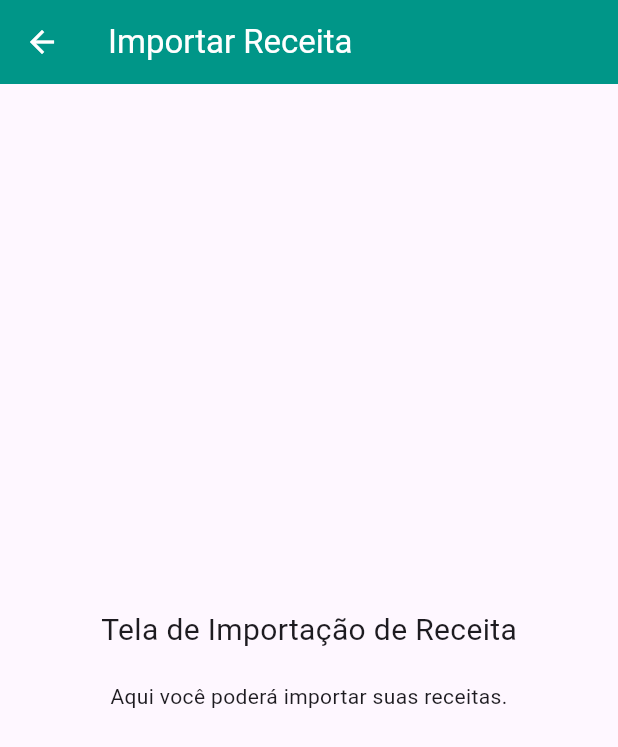
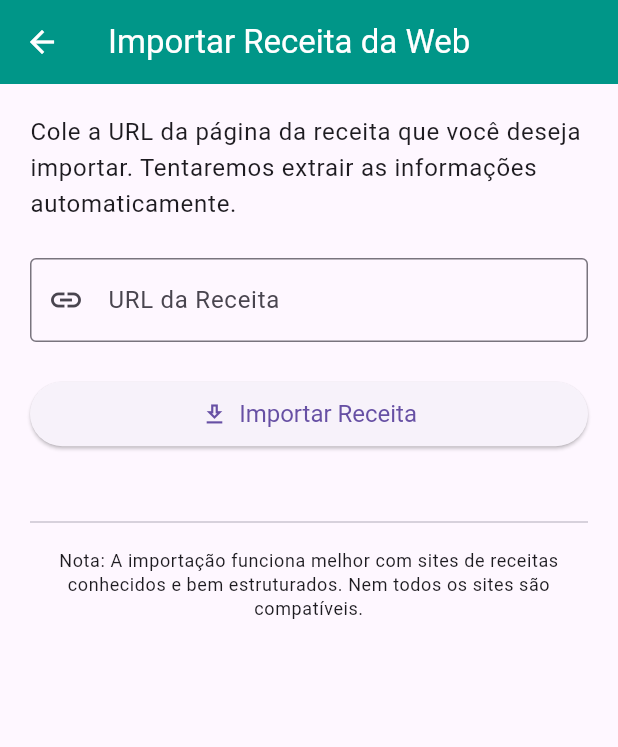
Before and after one commit to luisfelipealves/recipe_bot, a Flutter app: the ImportRecipeScreen screen opened directly, on a phone screen of 412 x 824 dp. Shown: the top 747 px of the screen. Run offline on Flutter 3.47's test engine with Material 3 defaults, Android fonts, the phone set to English and light mode, and no system bars; our stand-ins replace firebase_auth, firebase_core, google_sign_in; accounts and stored records are empty; network calls fail.

Commit message:
feat: Implement basic structure for recipe import screen
This commit introduces the initial UI and placeholder logic for the "Import Recipe from Web" screen.

Key changes:
- Created a `StatefulWidget` (`ImportRecipeScreen`) to manage form state and loading indicators.
- Added a `TextFormField` for users to input the recipe URL.
- Implemented basic URL validation.
- Included an "Import Recipe" button that triggers a simulated import process.
- Displays loading, success, and error messages to the user.
- Added placeholder logic for recipe import (simulated with `Future.delayed`).
- Provided instructional text and notes for the user.

```diff
--- a/lib/screens/import_recipe_screen.dart
+++ b/lib/screens/import_recipe_screen.dart
@@ -1,32 +1,154 @@
 // lib/screens/import_recipe_screen.dart
 import 'package:flutter/material.dart';
 
-class ImportRecipeScreen extends StatelessWidget {
+// Futuramente, você importará seu serviço de importação aqui
+// import '../services/recipe_importer_service.dart';
+
+class ImportRecipeScreen extends StatefulWidget {
   const ImportRecipeScreen({super.key});
 
-  static const routeName = '/import-recipe'; // Para navegação nomeada (opcional)
+  @override
+  State<ImportRecipeScreen> createState() => _ImportRecipeScreenState();
+}
+
+class _ImportRecipeScreenState extends State<ImportRecipeScreen> {
+  final _formKey = GlobalKey<FormState>();
+  final _urlController = TextEditingController();
+  bool _isLoading = false;
+  String? _errorMessage;
+  String? _successMessage;
+
+  @override
+  void dispose() {
+    _urlController.dispose();
+    super.dispose();
+  }
+
+  Future<void> _importRecipe() async {
+    if (_formKey.currentState!.validate()) {
+      setState(() {
+        _isLoading = true;
+        _errorMessage = null;
+        _successMessage = null;
+      });
+
+      final url = _urlController.text.trim();
+
+      // --- LÓGICA DE IMPORTAÇÃO (PLACEHOLDER) ---
+      try {
+        print('Tentando importar da URL: $url');
+        // Exemplo: final recipe = await RecipeImporterService().importFromUrl(url);
+        await Future.delayed(
+            const Duration(seconds: 3)); // Simula chamada de rede
+
+        if (url.contains("exemplo.com/receita-valida")) {
+          setState(() {
+            _successMessage = 'Receita "${url.substring(
+                url.lastIndexOf('/') + 1)}" importada com sucesso! (Simulado)';
+            _urlController.clear();
+          });
+        } else if (url.contains("falha")) {
+          throw Exception(
+              'Não foi possível encontrar uma receita válida nesta URL. (Simulado)');
+        } else {
+          throw Exception(
+              'Formato de URL não suportado ou receita não encontrada. (Simulado)');
+        }
+      } catch (e) {
+        setState(() {
+          _errorMessage = 'Erro ao importar: ${e.toString()}';
+        });
+      } finally {
+        setState(() {
+          _isLoading = false;
+        });
+      }
+      // --- FIM DA LÓGICA DE IMPORTAÇÃO (PLACEHOLDER) ---
+    }
+  }
 
   @override
   Widget build(BuildContext context) {
     return Scaffold(
       appBar: AppBar(
-        title: const Text('Importar Receita'),
+        title: const Text('Importar Receita da Web'),
       ),
-      body: const Center(
+      body: SingleChildScrollView(
+        padding: const EdgeInsets.all(20.0),
+        child: Form(
+          key: _formKey,
           child: Column(
-          mainAxisAlignment: MainAxisAlignment.center,
+            crossAxisAlignment: CrossAxisAlignment.stretch,
             children: <Widget>[
               Text(
-              'Tela de Importação de Receita',
-              style: TextStyle(fontSize: 20), // Exemplo de estilo
+                'Cole a URL da página da receita que você deseja importar. Tentaremos extrair as informações automaticamente.',
+                style: Theme.of(context).textTheme.bodyLarge,
               ),
-            SizedBox(height: 20),
-            Text(
-              'Aqui você poderá importar suas receitas.',
+              const SizedBox(height: 24.0),
+              TextFormField(
+                controller: _urlController,
+                decoration: const InputDecoration(
+                  labelText: 'URL da Receita',
+                  hintText: 'https://www.sitecomreceitas.com/minha-receita',
+                  border: OutlineInputBorder(),
+                  prefixIcon: Icon(Icons.link),
+                ),
+                keyboardType: TextInputType.url,
+                validator: (value) { // CORREÇÃO APLICADA AQUI
+                  if (value == null || value.trim().isEmpty) {
+                    return 'Por favor, insira uma URL.';
+                  }
+                  final uri = Uri.tryParse(value.trim());
+                  // Garante que a URI não é nula, tem um esquema (http, https) e um caminho.
+                  if (uri == null || !uri.isAbsolute || !uri.hasAbsolutePath) {
+                    return 'Por favor, insira uma URL válida (ex: https://...).';
+                  }
+                  return null;
+                },
+              ),
+              const SizedBox(height: 24.0),
+              if (_isLoading)
+                const Center(child: CircularProgressIndicator())
+              else
+                ElevatedButton.icon(
+                  icon: const Icon(Icons.download_outlined),
+                  label: const Text('Importar Receita'),
+                  style: ElevatedButton.styleFrom(
+                    padding: const EdgeInsets.symmetric(vertical: 12.0),
+                    textStyle: const TextStyle(fontSize: 16.0),
+                  ),
+                  onPressed: _isLoading ? null : _importRecipe,
+                ),
+              const SizedBox(height: 20.0),
+              if (_errorMessage != null)
+                Padding(
+                  padding: const EdgeInsets.only(bottom: 10.0),
+                  child: Text(
+                    _errorMessage!,
+                    style: TextStyle(color: Theme.of(context).colorScheme.error, fontWeight: FontWeight.bold),
                     textAlign: TextAlign.center,
                   ),
-            // TODO: Implementar os campos e a lógica para importar receitas
+                ),
+              if (_successMessage != null)
+                Padding(
+                  padding: const EdgeInsets.only(bottom: 10.0),
+                  child: Text(
+                    _successMessage!,
+                    style: TextStyle(
+                        color: Colors.green[700], fontWeight: FontWeight.bold),
+                    textAlign: TextAlign.center,
+                  ),
+                ),
+              const SizedBox(height: 20.0),
+              const Divider(),
+              const SizedBox(height: 10.0),
+              Text(
+                'Nota: A importação funciona melhor com sites de receitas conhecidos e bem estruturados. Nem todos os sites são compatíveis.',
+                style: Theme.of(context).textTheme.bodySmall,
+                textAlign: TextAlign.center,
+              ),
             ],
+          ),
         ),
       ),
     );
```
Lines whose indentation alone changed are shown as unchanged.
